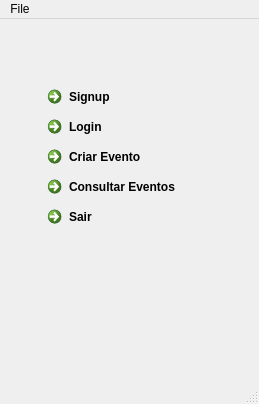
Old version of the form forms/ticketsystem.ui in the repository vieirin/TP1-2019-1.
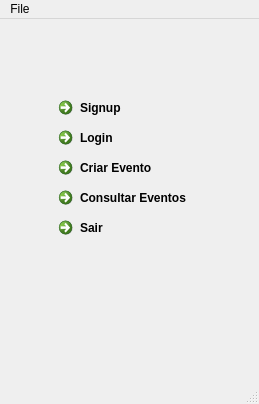
New version of the form.

What changed in the file:
```diff
--- a/forms/ticketsystem.ui
+++ b/forms/ticketsystem.ui
@@ -14,15 +14,9 @@
    <string>TicketSystem</string>
   </property>
   <widget class="QWidget" name="centralWidget">
+   <layout class="QHBoxLayout" name="horizontalLayout">
+    <item>
    <widget class="QStackedWidget" name="stackedWidget">
-    <property name="geometry">
-     <rect>
-      <x>0</x>
-      <y>0</y>
-      <width>251</width>
-      <height>351</height>
-     </rect>
-    </property>
     <property name="currentIndex">
      <number>0</number>
     </property>
@@ -107,6 +101,8 @@
      </widget>
     </widget>
    </widget>
+    </item>
+   </layout>
   </widget>
   <widget class="QMenuBar" name="menuBar">
    <property name="geometry">
```
Lines whose indentation alone changed are shown as unchanged.
